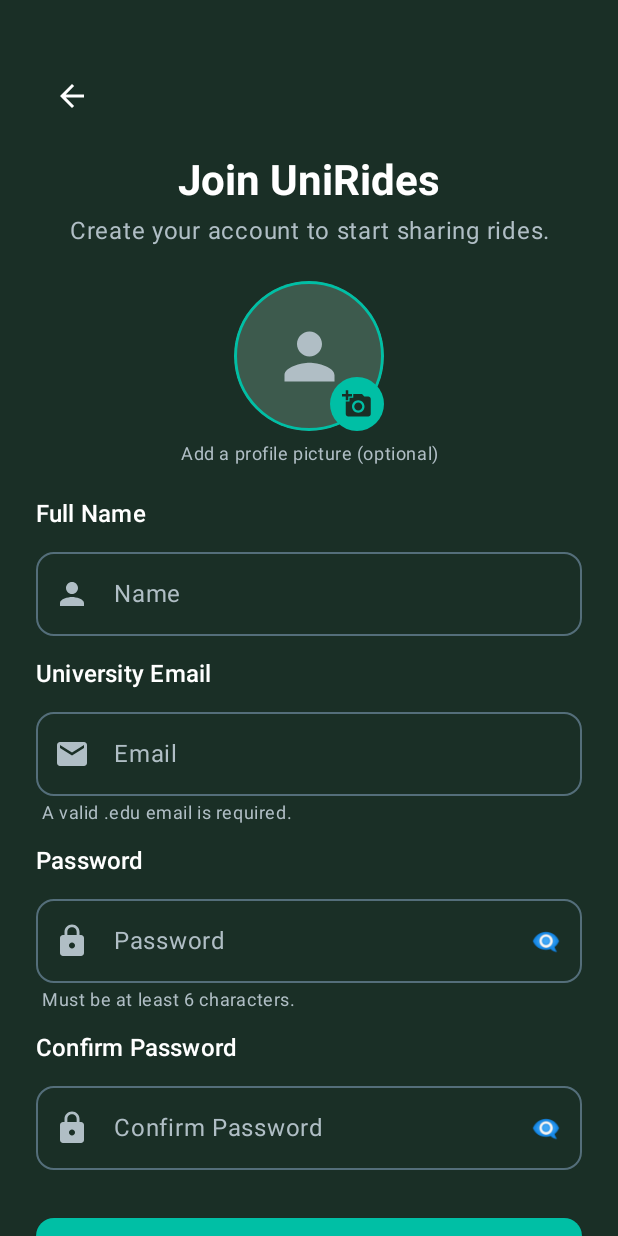
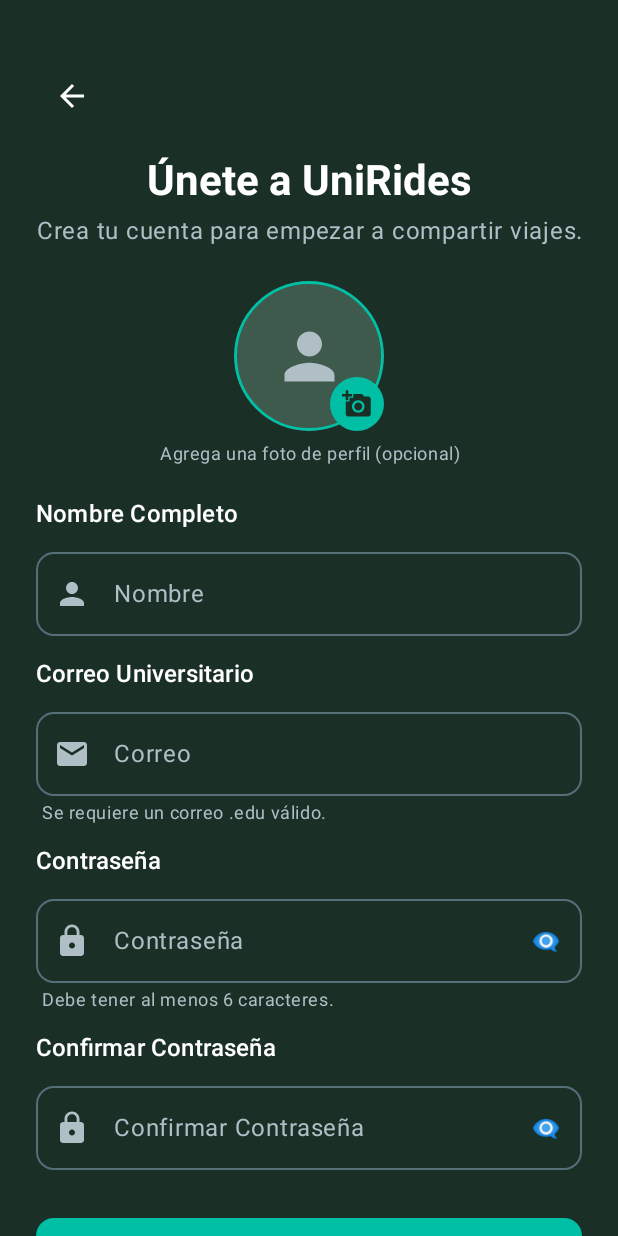
Before and after one commit to DaviddelaRosa15/UniRides, an Android app built with Jetpack Compose: the SignUpScreen screen opened through its navigation route, on a phone screen of 412 x 824 dp. Run offline under Robolectric (Android 15) with nearby library versions, the phone set to English and light mode, and no system bars; our stand-ins replace Dagger/Hilt's generated code.

Commit message:
Localize UI and validation messages to Spanish
Updated all user-facing text, validation errors, and content descriptions in authentication, profile, and verification screens and view models to Spanish for improved localization and user experience.

```diff
--- a/app/src/main/java/com/ddl/unirides/domain/usecase/auth/SignInUseCase.kt
+++ b/app/src/main/java/com/ddl/unirides/domain/usecase/auth/SignInUseCase.kt
@@ -14,7 +14,7 @@ class SignInUseCase @Inject constructor(
     suspend operator fun invoke(email: String, password: String): Resource<User> {
         // Validaciones de negocio
         if (email.isBlank()) {
-            return Resource.Error("El email es requerido")
+            return Resource.Error("El correo es requerido")
         }
 
         if (password.isBlank()) {
@@ -26,7 +26,7 @@ class SignInUseCase @Inject constructor(
         }
 
         if (!android.util.Patterns.EMAIL_ADDRESS.matcher(email).matches()) {
-            return Resource.Error("Formato de email inválido")
+            return Resource.Error("Formato de correo inválido")
         }
 
         if (password.length < 6) {
--- a/app/src/main/java/com/ddl/unirides/domain/usecase/auth/SignUpUseCase.kt
+++ b/app/src/main/java/com/ddl/unirides/domain/usecase/auth/SignUpUseCase.kt
@@ -30,7 +30,7 @@ class SignUpUseCase @Inject constructor(
         }
 
         if (email.isBlank()) {
-            return Resource.Error("El email es requerido")
+            return Resource.Error("El correo es requerido")
         }
 
         if (!email.contains(".edu")) {
@@ -38,7 +38,7 @@ class SignUpUseCase @Inject constructor(
         }
 
         if (!android.util.Patterns.EMAIL_ADDRESS.matcher(email).matches()) {
-            return Resource.Error("Formato de email inválido")
+            return Resource.Error("Formato de correo inválido")
         }
 
         if (password.isBlank()) {
--- a/app/src/main/java/com/ddl/unirides/ui/login/LoginScreen.kt
+++ b/app/src/main/java/com/ddl/unirides/ui/login/LoginScreen.kt
@@ -16,6 +16,7 @@ import androidx.compose.foundation.verticalScroll
 import androidx.compose.material.icons.Icons
 import androidx.compose.material.icons.filled.Email
 import androidx.compose.material.icons.filled.Lock
+import androidx.compose.material.icons.outlined.School
 import androidx.compose.material3.Icon
 import androidx.compose.material3.IconButton
 import androidx.compose.material3.MaterialTheme
@@ -76,10 +77,10 @@ fun LoginScreen(
         ) {
             Spacer(modifier = Modifier.height(40.dp))
 
-            // Icono de graduación (usando Email como placeholder)
+            // Ícono de graduación/toga
             Icon(
-                imageVector = Icons.Default.Email,
-                contentDescription = "University Icon",
+                imageVector = Icons.Outlined.School,
+                contentDescription = "Ícono Universitario",
                 modifier = Modifier.size(80.dp),
                 tint = MaterialTheme.colorScheme.primary
             )
@@ -88,7 +89,7 @@ fun LoginScreen(
 
             // Título
             Text(
-                text = "Welcome Back, Scholar!",
+                text = "¡Bienvenido de nuevo!",
                 style = MaterialTheme.typography.headlineMedium.copy(
                     fontWeight = FontWeight.Bold
                 ),
@@ -100,7 +101,7 @@ fun LoginScreen(
 
             // Subtítulo
             Text(
-                text = "Log in to catch your next ride.",
+                text = "Inicia sesión para encontrar tu próximo viaje.",
                 style = MaterialTheme.typography.bodyLarge,
                 color = MaterialTheme.colorScheme.onSurfaceVariant,
                 textAlign = TextAlign.Center
@@ -110,7 +111,7 @@ fun LoginScreen(
 
             // Campo de Email
             Text(
-                text = "University Email",
+                text = "Correo Universitario",
                 style = MaterialTheme.typography.titleMedium,
                 color = MaterialTheme.colorScheme.onBackground,
                 modifier = Modifier
@@ -121,12 +122,12 @@ fun LoginScreen(
             UniRidesTextField(
                 value = state.email,
                 onValueChange = viewModel::onEmailChange,
-                label = "Email",
-                placeholder = "name@university.edu",
+                label = "Correo",
+                placeholder = "nombre@universidad.edu",
                 leadingIcon = {
                     Icon(
                         imageVector = Icons.Default.Email,
-                        contentDescription = "Email Icon"
+                        contentDescription = "Ícono de Correo"
                     )
                 },
                 keyboardType = KeyboardType.Email,
@@ -139,7 +140,7 @@ fun LoginScreen(
             )
 
             Text(
-                text = "A valid .edu email is required.",
+                text = "Se requiere un correo .edu válido.",
                 style = MaterialTheme.typography.bodySmall,
                 color = MaterialTheme.colorScheme.onSurfaceVariant,
                 modifier = Modifier
@@ -151,7 +152,7 @@ fun LoginScreen(
 
             // Campo de Password
             Text(
-                text = "Password",
+                text = "Contraseña",
                 style = MaterialTheme.typography.titleMedium,
                 color = MaterialTheme.colorScheme.onBackground,
                 modifier = Modifier
@@ -162,12 +163,12 @@ fun LoginScreen(
             UniRidesTextField(
                 value = state.password,
                 onValueChange = viewModel::onPasswordChange,
-                label = "Password",
-                placeholder = "Enter your password",
+                label = "Contraseña",
+                placeholder = "Ingresa tu contraseña",
                 leadingIcon = {
                     Icon(
                         imageVector = Icons.Default.Lock,
-                        contentDescription = "Password Icon"
+                        contentDescription = "Ícono de Contraseña"
                     )
                 },
                 trailingIcon = {
@@ -205,7 +206,7 @@ fun LoginScreen(
                 modifier = Modifier.align(Alignment.End)
             ) {
                 Text(
-                    text = "Forgot Password?",
+                    text = "¿Olvidaste tu contraseña?",
                     style = MaterialTheme.typography.bodyMedium,
                     color = MaterialTheme.colorScheme.primary
                 )
@@ -215,7 +216,7 @@ fun LoginScreen(
 
             // Botón de Login
             UniRidesPrimaryButton(
-                text = "Log In",
+                text = "Iniciar Sesión",
                 onClick = {
                     viewModel.login(
                         onSuccess = onNavigateToHome,
@@ -230,8 +231,8 @@ fun LoginScreen(
 
             // Link a Sign Up
             ClickableText(
-                normalText = "Don't have an account?",
-                clickableText = "Sign Up",
+                normalText = "¿No tienes una cuenta?",
+                clickableText = "Regístrate",
                 onClick = onNavigateToSignUp
             )
         }
--- a/app/src/main/java/com/ddl/unirides/ui/profile/ProfileScreen.kt
+++ b/app/src/main/java/com/ddl/unirides/ui/profile/ProfileScreen.kt
@@ -208,7 +208,7 @@ private fun ProfileContent(
                                 modifier = Modifier.size(20.dp)
                             )
                             Text(
-                                text = ".edu Verified",
+                                text = ".edu Verificado",
                                 fontSize = 14.sp,
                                 fontWeight = FontWeight.Medium,
                                 color = MaterialTheme.colorScheme.primary
--- a/app/src/main/java/com/ddl/unirides/ui/signup/SignUpScreen.kt
+++ b/app/src/main/java/com/ddl/unirides/ui/signup/SignUpScreen.kt
@@ -82,7 +82,7 @@ fun SignUpScreen(
             ) {
                 Icon(
                     imageVector = Icons.Default.ArrowBack,
-                    contentDescription = "Back",
+                    contentDescription = "Volver",
                     tint = MaterialTheme.colorScheme.onBackground
                 )
             }
@@ -91,7 +91,7 @@ fun SignUpScreen(
 
             // Título
             Text(
-                text = "Join UniRides",
+                text = "Únete a UniRides",
                 style = MaterialTheme.typography.headlineMedium.copy(
                     fontWeight = FontWeight.Bold
                 ),
@@ -103,7 +103,7 @@ fun SignUpScreen(
 
             // Subtítulo
             Text(
-                text = "Create your account to start sharing rides.",
+                text = "Crea tu cuenta para empezar a compartir viajes.",
                 style = MaterialTheme.typography.bodyLarge,
                 color = MaterialTheme.colorScheme.onSurfaceVariant,
                 textAlign = TextAlign.Center
@@ -121,7 +121,7 @@ fun SignUpScreen(
             Spacer(modifier = Modifier.height(8.dp))
 
             Text(
-                text = "Add a profile picture (optional)",
+                text = "Agrega una foto de perfil (opcional)",
                 style = MaterialTheme.typography.bodySmall,
                 color = MaterialTheme.colorScheme.onSurfaceVariant,
                 textAlign = TextAlign.Center
@@ -131,7 +131,7 @@ fun SignUpScreen(
 
             // Campo de Nombre
             Text(
-                text = "Full Name",
+                text = "Nombre Completo",
                 style = MaterialTheme.typography.titleMedium,
                 color = MaterialTheme.colorScheme.onBackground,
                 modifier = Modifier
@@ -142,12 +142,12 @@ fun SignUpScreen(
             UniRidesTextField(
                 value = state.name,
                 onValueChange = viewModel::onNameChange,
-                label = "Name",
-                placeholder = "John Doe",
+                label = "Nombre",
+                placeholder = "Juan Pérez",
                 leadingIcon = {
                     Icon(
                         imageVector = Icons.Default.Person,
-                        contentDescription = "Name Icon"
+                        contentDescription = "Ícono de Nombre"
                     )
                 },
                 keyboardType = KeyboardType.Text,
@@ -163,7 +163,7 @@ fun SignUpScreen(
 
             // Campo de Email
             Text(
-                text = "University Email",
+                text = "Correo Universitario",
                 style = MaterialTheme.typography.titleMedium,
                 color = MaterialTheme.colorScheme.onBackground,
                 modifier = Modifier
@@ -174,12 +174,12 @@ fun SignUpScreen(
             UniRidesTextField(
                 value = state.email,
                 onValueChange = viewModel::onEmailChange,
-                label = "Email",
-                placeholder = "name@university.edu",
+                label = "Correo",
+                placeholder = "nombre@universidad.edu",
                 leadingIcon = {
                     Icon(
                         imageVector = Icons.Default.Email,
-                        contentDescription = "Email Icon"
+                        contentDescription = "Ícono de Correo"
                     )
                 },
                 keyboardType = KeyboardType.Email,
@@ -192,7 +192,7 @@ fun SignUpScreen(
             )
 
             Text(
-                text = "A valid .edu email is required.",
+                text = "Se requiere un correo .edu válido.",
                 style = MaterialTheme.typography.bodySmall,
                 color = MaterialTheme.colorScheme.onSurfaceVariant,
                 modifier = Modifier
@@ -204,7 +204,7 @@ fun SignUpScreen(
 
             // Campo de Contraseña
             Text(
-                text = "Password",
+                text = "Contraseña",
                 style = MaterialTheme.typography.titleMedium,
                 color = MaterialTheme.colorScheme.onBackground,
                 modifier = Modifier
@@ -215,12 +215,12 @@ fun SignUpScreen(
             UniRidesTextField(
                 value = state.password,
                 onValueChange = viewModel::onPasswordChange,
-                label = "Password",
-                placeholder = "Enter your password",
+                label = "Contraseña",
+                placeholder = "Ingresa tu contraseña",
                 leadingIcon = {
                     Icon(
                         imageVector = Icons.Default.Lock,
-                        contentDescription = "Password Icon"
+                        contentDescription = "Ícono de Contraseña"
                     )
                 },
                 trailingIcon = {
@@ -245,7 +245,7 @@ fun SignUpScreen(
             )
 
             Text(
-                text = "Must be at least 6 characters.",
+                text = "Debe tener al menos 6 caracteres.",
                 style = MaterialTheme.typography.bodySmall,
                 color = MaterialTheme.colorScheme.onSurfaceVariant,
                 modifier = Modifier
@@ -257,7 +257,7 @@ fun SignUpScreen(
 
             // Campo de Confirmar Contraseña
             Text(
-                text = "Confirm Password",
+                text = "Confirmar Contraseña",
                 style = MaterialTheme.typography.titleMedium,
                 color = MaterialTheme.colorScheme.onBackground,
                 modifier = Modifier
@@ -268,12 +268,12 @@ fun SignUpScreen(
             UniRidesTextField(
                 value = state.confirmPassword,
                 onValueChange = viewModel::onConfirmPasswordChange,
-                label = "Confirm Password",
-                placeholder = "Re-enter your password",
+                label = "Confirmar Contraseña",
+                placeholder = "Vuelve a ingresar tu contraseña",
                 leadingIcon = {
                     Icon(
                         imageVector = Icons.Default.Lock,
-                        contentDescription = "Password Icon"
+                        contentDescription = "Ícono de Contraseña"
                     )
                 },
                 trailingIcon = {
@@ -304,7 +304,7 @@ fun SignUpScreen(
 
             // Botón de Sign Up
             UniRidesPrimaryButton(
-                text = "Create Account",
+                text = "Crear Cuenta",
                 onClick = { viewModel.signUp(onNavigateToVerification) },
                 isLoading = state.isLoading,
                 modifier = Modifier.fillMaxWidth()
@@ -314,8 +314,8 @@ fun SignUpScreen(
 
             // Ya tienes cuenta
             ClickableText(
-                normalText = "Already have an account?",
-                clickableText = "Log In",
+                normalText = "¿Ya tienes una cuenta?",
+                clickableText = "Inicia Sesión",
                 onClick = onNavigateBack
             )
         }
--- a/app/src/main/java/com/ddl/unirides/ui/verification/EmailVerificationViewModel.kt
+++ b/app/src/main/java/com/ddl/unirides/ui/verification/EmailVerificationViewModel.kt
@@ -36,7 +36,7 @@ class EmailVerificationViewModel @Inject constructor(
                             it.copy(
                                 isCheckingVerification = false,
                                 isVerified = true,
-                                successMessage = "Email verified successfully!"
+                                successMessage = "¡Correo verificado exitosamente!"
                             )
                         }
                         onVerified()
@@ -44,7 +44,7 @@ class EmailVerificationViewModel @Inject constructor(
                         _state.update {
                             it.copy(
                                 isCheckingVerification = false,
-                                error = "Email not verified yet. Please check your inbox."
+                                error = "El correo aún no ha sido verificado."
                             )
                         }
                     }
@@ -78,7 +78,7 @@ class EmailVerificationViewModel @Inject constructor(
                     _state.update {
                         it.copy(
                             isSendingEmail = false,
-                            successMessage = "Verification email sent! Check your inbox."
+                            successMessage = "¡Correo de verificación enviado!"
                         )
                     }
                 }
```
Also changed, not shown: app/src/main/java/com/ddl/unirides/ui/login/LoginViewModel.kt (+5 -5 lines), app/src/main/java/com/ddl/unirides/ui/signup/SignUpViewModel.kt (+9 -9 lines), app/src/main/java/com/ddl/unirides/ui/verification/EmailVerificationScreen.kt (+7 -7 lines).
